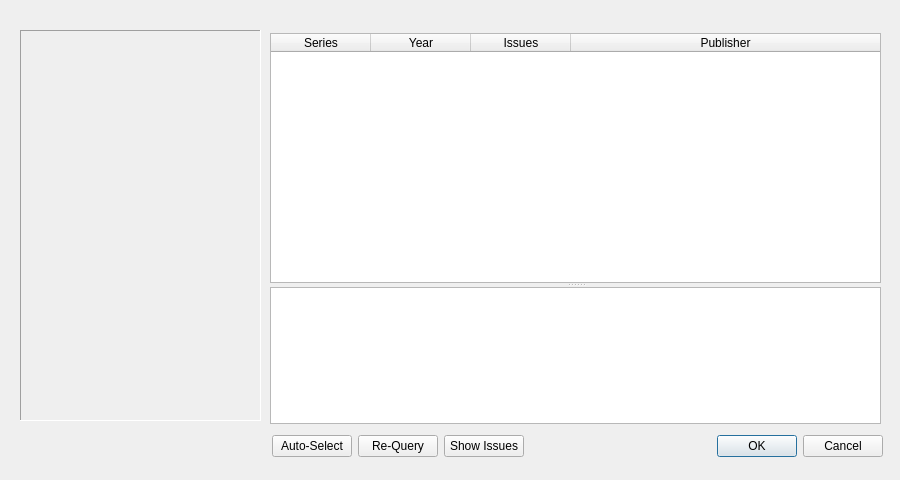
Before: the Qt Designer form volumeselectionwindow.ui in comictagger/comictagger, drawn with Qt 5.
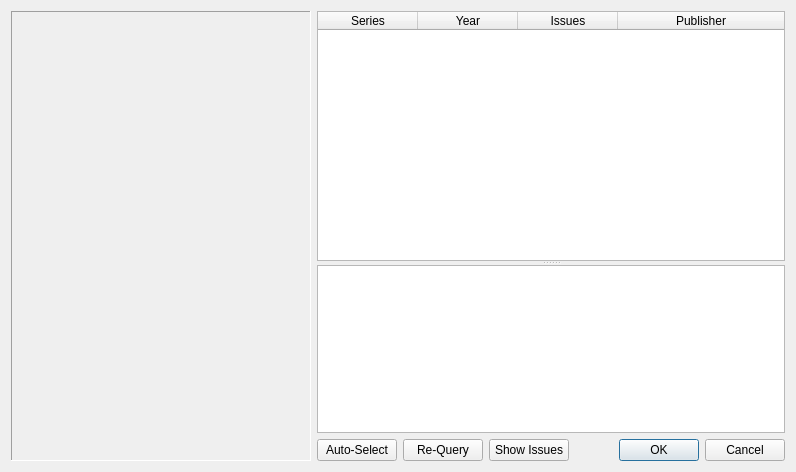
After: the same form once the commit is applied.

```diff
--- a/volumeselectionwindow.ui
+++ b/volumeselectionwindow.ui
@@ -6,8 +6,8 @@
    <rect>
     <x>0</x>
     <y>0</y>
-    <width>900</width>
-    <height>480</height>
+    <width>796</width>
+    <height>454</height>
    </rect>
   </property>
   <property name="windowTitle">
@@ -16,14 +16,22 @@
   <property name="sizeGripEnabled">
    <bool>false</bool>
   </property>
+  <layout class="QGridLayout" name="gridLayout">
+   <item row="0" column="0">
+    <layout class="QHBoxLayout" name="horizontalLayout_2">
+     <item>
   <widget class="QLabel" name="labelThumbnail">
-   <property name="geometry">
-    <rect>
-     <x>20</x>
-     <y>30</y>
-     <width>241</width>
-     <height>391</height>
-    </rect>
+       <property name="minimumSize">
+        <size>
+         <width>300</width>
+         <height>450</height>
+        </size>
+       </property>
+       <property name="maximumSize">
+        <size>
+         <width>300</width>
+         <height>450</height>
+        </size>
    </property>
    <property name="frameShape">
     <enum>QFrame::Panel</enum>
@@ -38,58 +46,11 @@
     <bool>true</bool>
    </property>
   </widget>
-  <widget class="QWidget" name="layoutWidget">
-   <property name="geometry">
-    <rect>
-     <x>272</x>
-     <y>430</y>
-     <width>611</width>
-     <height>32</height>
-    </rect>
-   </property>
-   <layout class="QHBoxLayout" name="horizontalLayout">
-    <item>
-     <widget class="QPushButton" name="btnAutoSelect">
-      <property name="text">
-       <string>Auto-Select</string>
-      </property>
-     </widget>
     </item>
     <item>
-     <widget class="QPushButton" name="btnRequery">
-      <property name="text">
-       <string>Re-Query</string>
-      </property>
-     </widget>
-    </item>
+      <layout class="QVBoxLayout" name="verticalLayout">
     <item>
-     <widget class="QPushButton" name="btnIssues">
-      <property name="text">
-       <string>Show Issues</string>
-      </property>
-     </widget>
-    </item>
-    <item>
-     <widget class="QDialogButtonBox" name="buttonBox">
-      <property name="orientation">
-       <enum>Qt::Horizontal</enum>
-      </property>
-      <property name="standardButtons">
-       <set>QDialogButtonBox::Cancel|QDialogButtonBox::Ok</set>
-      </property>
-     </widget>
-    </item>
-   </layout>
-  </widget>
   <widget class="QSplitter" name="splitter">
-   <property name="geometry">
-    <rect>
-     <x>270</x>
-     <y>33</y>
-     <width>611</width>
-     <height>391</height>
-    </rect>
-   </property>
    <property name="orientation">
     <enum>Qt::Vertical</enum>
    </property>
@@ -182,6 +143,47 @@
     </property>
    </widget>
   </widget>
+       </item>
+       <item>
+        <layout class="QHBoxLayout" name="horizontalLayout">
+         <item>
+          <widget class="QPushButton" name="btnAutoSelect">
+           <property name="text">
+            <string>Auto-Select</string>
+           </property>
+          </widget>
+         </item>
+         <item>
+          <widget class="QPushButton" name="btnRequery">
+           <property name="text">
+            <string>Re-Query</string>
+           </property>
+          </widget>
+         </item>
+         <item>
+          <widget class="QPushButton" name="btnIssues">
+           <property name="text">
+            <string>Show Issues</string>
+           </property>
+          </widget>
+         </item>
+         <item>
+          <widget class="QDialogButtonBox" name="buttonBox">
+           <property name="orientation">
+            <enum>Qt::Horizontal</enum>
+           </property>
+           <property name="standardButtons">
+            <set>QDialogButtonBox::Cancel|QDialogButtonBox::Ok</set>
+           </property>
+          </widget>
+         </item>
+        </layout>
+       </item>
+      </layout>
+     </item>
+    </layout>
+   </item>
+  </layout>
  </widget>
  <resources/>
  <connections>
```
Lines whose indentation alone changed are shown as unchanged.
